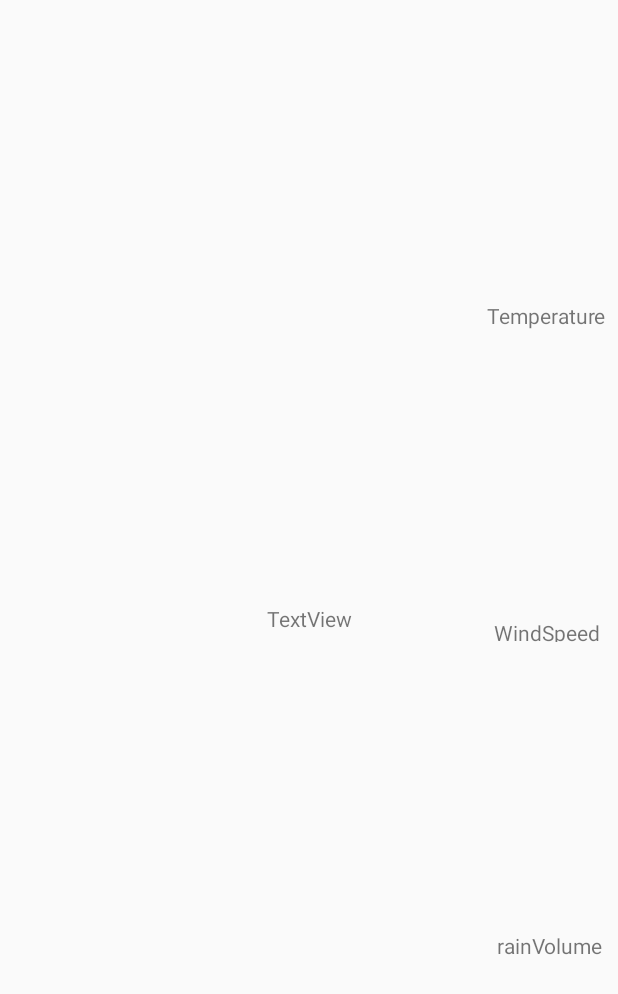
After one commit to joanb/FitForecast, an Android app: the layout item_forecast.xml on its own in the app's theme, with its tools: preview values and no code run, on a phone screen of 412 x 824 dp. The commit adds this screen. Shown: the top 994 px of the screen. Run offline under Robolectric (Android 15) with nearby library versions, the phone set to English and light mode, and no system bars; network calls fail.

Commit message:
Added retrofit and recyclerView. Added mappers and layer entities

```diff
--- a/app/build.gradle
+++ b/app/build.gradle
@@ -1,7 +1,5 @@
 apply plugin: 'com.android.application'
-
 apply plugin: 'kotlin-android'
-
 apply plugin: 'kotlin-android-extensions'
 
 android {
@@ -48,4 +46,5 @@ dependencies {
     testImplementation 'junit:junit:4.12'
     androidTestImplementation 'com.android.support.test:runner:1.0.1'
     androidTestImplementation 'com.android.support.test.espresso:espresso-core:3.0.1'
+    implementation 'com.android.support:recyclerview-v7:26.1.0'
 }
--- a/app/src/main/java/joandev/fitforecast/data/ForecastDataRepository.kt
+++ b/app/src/main/java/joandev/fitforecast/data/ForecastDataRepository.kt
@@ -2,15 +2,15 @@ package joandev.fitforecast.data
 
 import io.reactivex.Single
 import joandev.fitforecast.data.datasources.ForecastDataSource
-import joandev.fitforecast.domain.Forecast
 import joandev.fitforecast.domain.ForecastRepository
+import joandev.fitforecast.domain.model.Forecast
 import javax.inject.Inject
 
 
 /**
  * Created by Joan on 02/12/2017.
  */
-class ForecastDataRepository @Inject constructor(val datasources: List<ForecastDataSource>) : ForecastRepository {
+class ForecastDataRepository @Inject constructor(private val dataSources: List<ForecastDataSource>) : ForecastRepository {
 
-  override fun getForecast(): Single<Forecast> = datasources.first().getForecast()
+  override fun getForecast(): Single<List<Forecast>> = dataSources.first().getForecast()
 }
--- a/app/src/main/java/joandev/fitforecast/data/datasources/ForecastDataSource.kt
+++ b/app/src/main/java/joandev/fitforecast/data/datasources/ForecastDataSource.kt
@@ -1,7 +1,7 @@
 package joandev.fitforecast.data.datasources
 
 import io.reactivex.Single
-import joandev.fitforecast.domain.Forecast
+import joandev.fitforecast.domain.model.Forecast
 
 
 /**
@@ -9,5 +9,5 @@ import joandev.fitforecast.domain.Forecast
  */
 interface ForecastDataSource {
 
-  fun getForecast() : Single<Forecast>
+  fun getForecast() : Single<List<Forecast>>
 }
--- a/app/src/main/java/joandev/fitforecast/domain/ForecastRepository.kt
+++ b/app/src/main/java/joandev/fitforecast/domain/ForecastRepository.kt
@@ -1,6 +1,7 @@
 package joandev.fitforecast.domain
 
 import io.reactivex.Single
+import joandev.fitforecast.domain.model.Forecast
 
 
 /**
@@ -8,5 +9,5 @@ import io.reactivex.Single
  */
 interface ForecastRepository {
 
-  fun getForecast(): Single<Forecast> //TODO: think a better name
+  fun getForecast(): Single<List<Forecast>>
 }
--- /dev/null
+++ b/app/src/main/res/layout/item_forecast.xml
@@ -0,0 +1,56 @@
+<?xml version="1.0" encoding="utf-8"?>
+<android.support.constraint.ConstraintLayout xmlns:android="http://schemas.android.com/apk/res/android"
+                                             xmlns:app="http://schemas.android.com/apk/res-auto"
+                                             xmlns:tools="http://schemas.android.com/tools"
+                                             android:layout_width="match_parent"
+                                             android:layout_height="match_parent">
+
+    <TextView
+            android:text="Temperature"
+            android:layout_width="wrap_content"
+            android:layout_height="wrap_content"
+            android:id="@+id/temp_tv"
+            app:layout_constraintTop_toTopOf="parent"
+            android:layout_marginTop="16dp"
+            android:layout_marginEnd="8dp"
+            app:layout_constraintEnd_toEndOf="parent"
+            app:layout_constraintBottom_toTopOf="@+id/wind_tv"/>
+
+    <TextView
+            android:text="WindSpeed"
+            android:layout_width="wrap_content"
+            android:layout_height="16dp"
+            android:id="@+id/wind_tv"
+            app:layout_constraintEnd_toEndOf="parent"
+            android:layout_marginEnd="8dp"
+            android:layout_marginTop="8dp"
+            app:layout_constraintTop_toBottomOf="@+id/temp_tv"
+            app:layout_constraintStart_toStartOf="@+id/temp_tv"
+            app:layout_constraintHorizontal_bias="0.5"
+            app:layout_constraintBottom_toTopOf="@+id/rain_tv"/>
+
+    <TextView
+            android:text="rainVolume"
+            android:layout_width="wrap_content"
+            android:layout_height="wrap_content"
+            android:id="@+id/rain_tv"
+            app:layout_constraintEnd_toEndOf="parent"
+            android:layout_marginEnd="8dp"
+            app:layout_constraintStart_toStartOf="@+id/wind_tv"
+            android:layout_marginTop="8dp"
+            app:layout_constraintTop_toBottomOf="@+id/wind_tv"
+            app:layout_constraintBottom_toBottomOf="parent"
+            app:layout_constraintHorizontal_bias="0.5"/>
+
+    <TextView
+            android:text="TextView"
+            android:layout_width="wrap_content"
+            android:layout_height="wrap_content"
+            app:layout_constraintLeft_toLeftOf="parent"
+            app:layout_constraintRight_toRightOf="parent"
+            android:id="@+id/textView4"
+            app:layout_constraintTop_toTopOf="parent"
+            android:layout_marginTop="8dp"
+            app:layout_constraintBottom_toBottomOf="parent"
+            android:layout_marginBottom="8dp"/>
+</android.support.constraint.ConstraintLayout>
```
Also changed, not shown: app/src/main/java/joandev/fitforecast/data/datasources/remote/ForecastRemoteDataSource.kt (+13 -25 lines), app/src/main/java/joandev/fitforecast/data/di/DataSourceModule.kt (+11 -0 lines), app/src/main/java/joandev/fitforecast/data/model/ForecastRemoteEntity.kt (+41 -1 lines), app/src/main/java/joandev/fitforecast/domain/Forecast.kt (deleted, +0 -7 lines), app/src/main/java/joandev/fitforecast/domain/model/Forecast.kt (added, +13 -0 lines), app/src/main/java/joandev/fitforecast/mobile/screen/main/ForecastRecycerViewAdapter.kt (added, +41 -0 lines), app/src/main/java/joandev/fitforecast/mobile/screen/main/MainActivity.kt (+16 -1 lines), app/src/main/java/joandev/fitforecast/mobile/screen/main/MainPresenter.kt (+9 -2 lines), app/src/main/java/joandev/fitforecast/mobile/screen/main/model/ForecastViewEntity.kt (added, +25 -0 lines), app/src/main/res/layout/activity_main.xml (+8 -6 lines).
